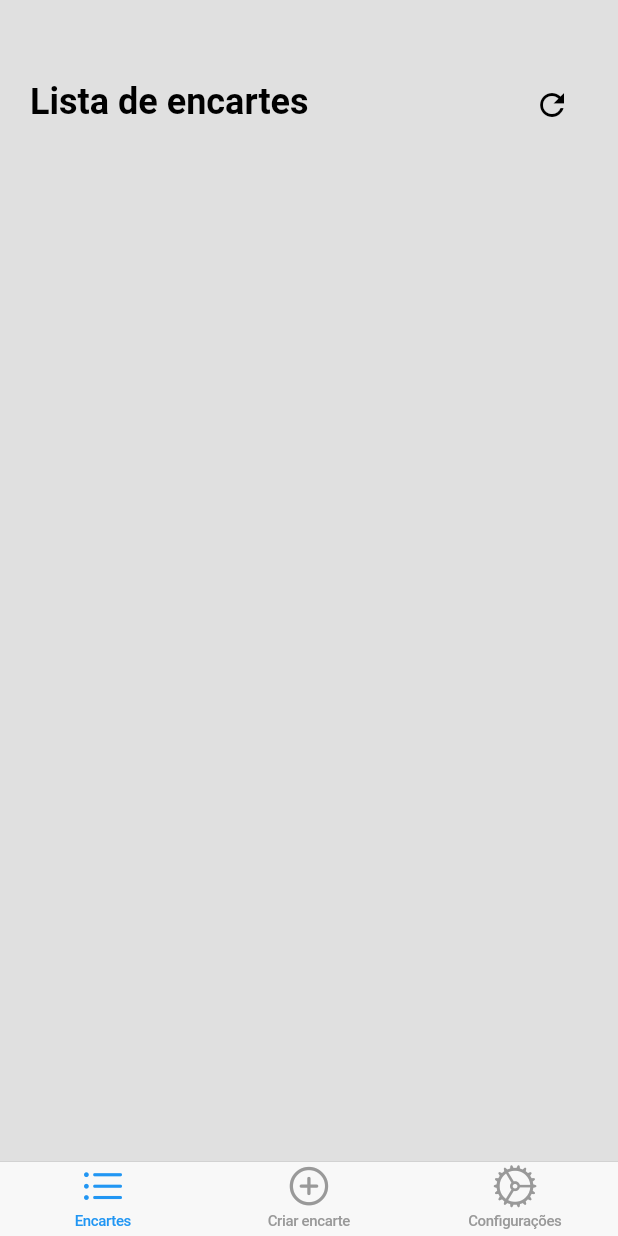
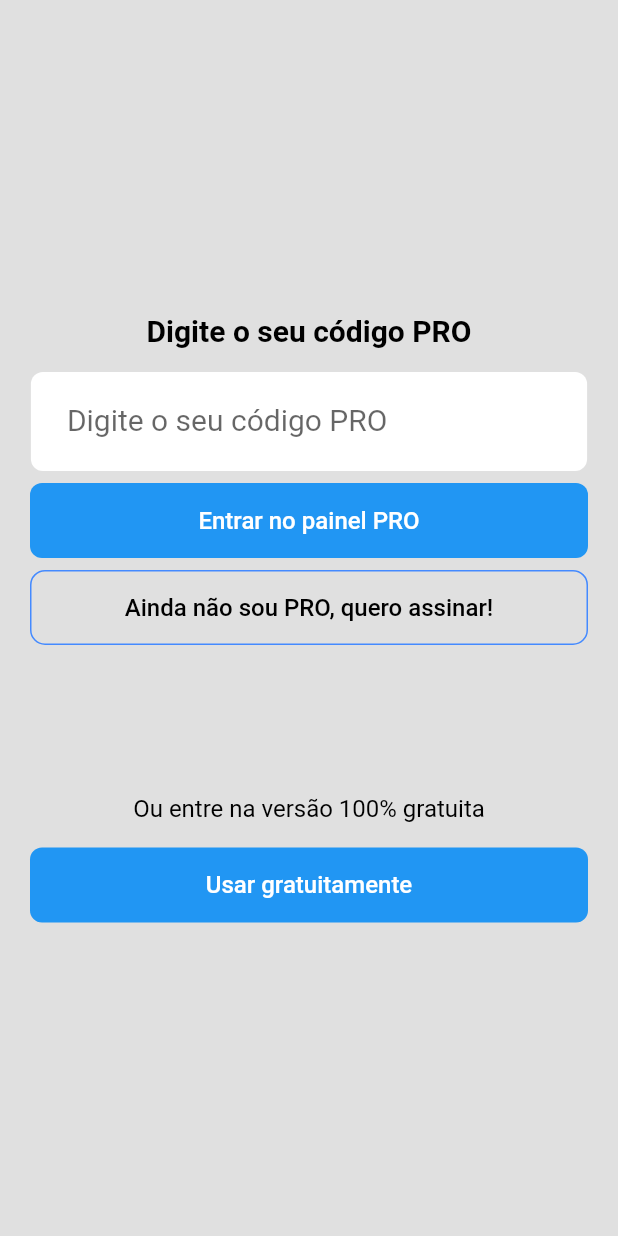
Before and after one commit to MarceloDiefenbach/encarte_facil, a Flutter app: the screen it shows after launch, on a phone screen of 412 x 824 dp. Run offline on Flutter 3.47's test engine with Material 2 defaults, Android fonts, the phone set to English and light mode, and no system bars; our stand-ins replace firebase_analytics, firebase_core, flutter_mobx, image_gallery_saver, mobx, numberpicker and 1 more; missing offline and left inert: flutter_email_sender; accounts and stored records are empty.

Commit message:
continuei implementação do fluxo prmeium

```diff
--- a/lib/Premium flow/Detalhes Premium.dart
+++ b/lib/Premium flow/Detalhes Premium.dart
@@ -22,7 +22,7 @@ class _DetalhesPremium extends State<DetalhesPremium> {
 
     return Scaffold(
       body: Container(
-        padding: EdgeInsets.fromLTRB(40, 0, 40, 0),
+        padding: EdgeInsets.fromLTRB(20, 0, 20, 0),
         alignment: Alignment.centerLeft,
         color: Colors.grey[300],
         child: SingleChildScrollView(
@@ -30,7 +30,7 @@ class _DetalhesPremium extends State<DetalhesPremium> {
             crossAxisAlignment: CrossAxisAlignment.start,
             children: <Widget>[
               Padding(padding: EdgeInsets.all(50)),
-              Text("Seja PRO e tenha acesso a benefícios exclusivos",
+              Text("Seja PRO e tenha \nacesso a benefícios \nexclusivos!",
                   textAlign: TextAlign.start,
                   style: TextStyle(
                       fontWeight: FontWeight.bold,
@@ -56,7 +56,7 @@ class _DetalhesPremium extends State<DetalhesPremium> {
                           fontSize: 16)),
                 ],
               ),
-              Padding(padding: EdgeInsets.fromLTRB(0, 24, 0, 0)),
+              Padding(padding: EdgeInsets.fromLTRB(0, 16, 0, 0)),
               Row(
                 children: [
                   Container(
@@ -76,7 +76,47 @@ class _DetalhesPremium extends State<DetalhesPremium> {
                           fontSize: 16)),
                 ],
               ),
-              Padding(padding: EdgeInsets.fromLTRB(0, 24, 0, 0)),
+              Padding(padding: EdgeInsets.fromLTRB(0, 16, 0, 0)),
+              Row(
+                children: [
+                  Container(
+                    width: 8,
+                    height: 8,
+                    decoration: BoxDecoration(
+                        color: Colors.blueAccent,
+                        borderRadius: BorderRadius.circular(50)
+                    ),
+                  ),
+                  Padding(padding: EdgeInsets.fromLTRB(0, 0, 8, 0)),
+                  Text("Encartes ilimitados",
+                      textAlign: TextAlign.start,
+                      style: TextStyle(
+                          fontWeight: FontWeight.normal,
+                          color: Colors.black,
+                          fontSize: 16)),
+                ],
+              ),
+              Padding(padding: EdgeInsets.fromLTRB(0, 16, 0, 0)),
+              Row(
+                children: [
+                  Container(
+                    width: 8,
+                    height: 8,
+                    decoration: BoxDecoration(
+                        color: Colors.blueAccent,
+                        borderRadius: BorderRadius.circular(50)
+                    ),
+                  ),
+                  Padding(padding: EdgeInsets.fromLTRB(0, 0, 8, 0)),
+                  Text("Remova os anúncios",
+                      textAlign: TextAlign.start,
+                      style: TextStyle(
+                          fontWeight: FontWeight.normal,
+                          color: Colors.black,
+                          fontSize: 16)),
+                ],
+              ),
+              Padding(padding: EdgeInsets.fromLTRB(0, 16, 0, 0)),
               Row(
                 children: [
                   Container(
@@ -96,26 +136,6 @@ class _DetalhesPremium extends State<DetalhesPremium> {
                           fontSize: 16)),
                 ],
               ),
-              Padding(padding: EdgeInsets.fromLTRB(0, 24, 0, 0)),
-              Row(
-                children: [
-                  Container(
-                    width: 8,
-                    height: 8,
-                    decoration: BoxDecoration(
-                        color: Colors.blueAccent,
-                        borderRadius: BorderRadius.circular(50)
-                    ),
-                  ),
-                  Padding(padding: EdgeInsets.fromLTRB(0, 0, 8, 0)),
-                  Text("Encartes ilimitados",
-                      textAlign: TextAlign.start,
-                      style: TextStyle(
-                          fontWeight: FontWeight.normal,
-                          color: Colors.black,
-                          fontSize: 16)),
-                ],
-              ),
               Padding(padding: EdgeInsets.fromLTRB(0, 40, 0, 0)),
               Text("Tudo isso por apenas",
                   textAlign: TextAlign.start,
@@ -123,30 +143,19 @@ class _DetalhesPremium extends State<DetalhesPremium> {
                       fontWeight: FontWeight.normal,
                       color: Colors.black,
                       fontSize: 16)),
-              Row(
-                children: [
-                  Text("R\$",
-                      textAlign: TextAlign.start,
-                      style: TextStyle(
-                          fontWeight: FontWeight.normal,
-                          color: Colors.black,
-                          fontSize: 16)),
-                  Padding(padding: EdgeInsets.fromLTRB(0, 0, 8, 0)),
-                  Text("20",
+              Padding(padding: EdgeInsets.fromLTRB(0, 8, 0, 0)),
+              Text("R\$ 20,00",
                   textAlign: TextAlign.start,
                   style: TextStyle(
                       fontWeight: FontWeight.bold,
                       color: Colors.black,
                       fontSize: 40)),
-                  Padding(padding: EdgeInsets.fromLTRB(0, 0, 8, 0)),
               Text("por mês",
                   textAlign: TextAlign.start,
                   style: TextStyle(
                       fontWeight: FontWeight.normal,
                       color: Colors.black,
                       fontSize: 16)),
-                ],
-              ),
               Padding(padding: EdgeInsets.fromLTRB(0, 40, 0, 0)),
               Container(
                 // height: 0,
--- /dev/null
+++ b/lib/Premium flow/Login.dart
@@ -0,0 +1,161 @@
+import 'package:encarte_facil_2/Components/Button.dart';
+import 'package:encarte_facil_2/Nova%20Home/Home.dart';
+import 'package:encarte_facil_2/Premium%20flow/Detalhes%20Premium.dart';
+import 'package:flutter/material.dart';
+import 'package:flutter/cupertino.dart';
+import 'package:flutter_email_sender/flutter_email_sender.dart';
+import 'package:url_launcher/url_launcher.dart';
+
+class Login extends StatefulWidget {
+  const Login({key}) : super(key: key);
+
+  @override
+  _Login createState() => _Login();
+}
+
+class _Login extends State<Login> {
+
+  TextEditingController _textControllerCodigoPro;
+
+  @override
+  void initState() {
+    // TODO: implement initState
+    super.initState();
+
+    _textControllerCodigoPro = TextEditingController(text: "");
+  }
+
+  @override
+  Widget build(BuildContext context) {
+    double width = MediaQuery.of(context).size.width;
+    double height = MediaQuery.of(context).size.height;
+
+    return Scaffold(
+      body: Container(
+        padding: EdgeInsets.fromLTRB(20, 0, 20, 0),
+        alignment: Alignment.center,
+        color: Colors.grey[300],
+        child: SingleChildScrollView(
+          child: Column(
+            crossAxisAlignment: CrossAxisAlignment.center,
+            children: <Widget>[
+              Text("Digite o seu código PRO",
+                style: TextStyle(
+                    fontWeight: FontWeight.w700,
+                    color: Colors.black,
+                    fontSize: 20),
+              ),
+              Padding(
+                padding: EdgeInsets.fromLTRB(0, 16, 0, 8),
+                child: Container(
+                  width: width * 0.9,
+                  height: height*0.08,
+                  decoration: BoxDecoration(
+                    color: Colors.white,
+                    borderRadius: BorderRadius.all(
+                      Radius.circular(8),
+                    ),
+                  ),
+                  padding: EdgeInsets.fromLTRB(24, 8, 24, 8),
+                  child: TextField(
+                    controller: _textControllerCodigoPro,
+                    keyboardType: TextInputType.text,
+                    autofocus: false,
+                    onChanged: (String e) {},
+                    textInputAction: TextInputAction.done,
+                    style: TextStyle(
+                        fontWeight: FontWeight.w400,
+                        color: Colors.black,
+                        fontSize: 20),
+                    decoration: InputDecoration(
+                      border: InputBorder.none,
+                      hintText: 'Digite o seu código PRO',
+                    ),
+                  ),
+                ),
+              ),
+              Container(
+                height: 50,
+                width: width,
+                decoration: BoxDecoration(
+                  borderRadius: BorderRadius.circular(8),
+                  color: Colors.blue,
+                ),
+                child: Column(
+                  mainAxisAlignment: MainAxisAlignment.center,
+                  children: [
+                    Text('Entrar no painel PRO',
+                        style: TextStyle(
+                            color: Colors.white,
+                            fontSize: 16,
+                            fontWeight: FontWeight.w500
+                        )),
+                  ],
+                ),
+              ),
+              Padding(padding: EdgeInsets.all(4)),
+              GestureDetector(
+                onTap: (){
+                  Navigator.push(
+                    context,
+                    PageRouteBuilder(
+                      pageBuilder: (context, animation1, animation2) => DetalhesPremium(),
+                      transitionDuration: Duration.zero,
+                      reverseTransitionDuration: Duration.zero,
+                    ),
+                  );
+                },
+                child: Container(
+                  height: 50,
+                  width: width,
+                  decoration: BoxDecoration(
+                    borderRadius: BorderRadius.circular(10),
+                    border: Border.all(color: Colors.blueAccent),
+                  ),
+                  child: Column(
+                    mainAxisAlignment: MainAxisAlignment.center,
+                    children: [
+                      Text('Ainda não sou PRO, quero assinar!',
+                          style: TextStyle(
+                              color: Colors.black,
+                              fontSize: 16,
+                              fontWeight: FontWeight.w500
+                          )),
+                    ],
+                  ),
+                ),
+              ),
+              Padding(padding: EdgeInsets.all(50)),
+              Text("Ou entre na versão 100% gratuita",
+                style: TextStyle(
+                    fontWeight: FontWeight.w400,
+                    color: Colors.black,
+                    fontSize: 16),
+              ),
+              Padding(padding: EdgeInsets.all(8)),
+              Container(
+                height: 50,
+                width: width,
+                decoration: BoxDecoration(
+                  borderRadius: BorderRadius.circular(8),
+                  color: Colors.blue,
+                ),
+                child: Column(
+                  mainAxisAlignment: MainAxisAlignment.center,
+                  children: [
+                    Text('Usar gratuitamente',
+                        style: TextStyle(
+                            color: Colors.white,
+                            fontSize: 16,
+                            fontWeight: FontWeight.w500
+                        )),
+                  ],
+                ),
+              ),
+            ],
+          ),
+        ),
+      ),
+    );
+  }
+}
--- a/lib/main.dart
+++ b/lib/main.dart
@@ -1,4 +1,5 @@
 import 'package:encarte_facil_2/Nova%20Home/Home.dart';
+import 'package:encarte_facil_2/Premium%20flow/Login.dart';
 import 'package:flutter/material.dart';
 import 'package:firebase_analytics/firebase_analytics.dart';
 import 'package:firebase_core/firebase_core.dart';
@@ -21,7 +22,7 @@ void main() async{
             // When navigating to the "/second" route, build the SecondScreen widget.
             // '/second': (context) => const SecondScreen(),
           },
-          home: HomeWidget(),
+          home: Login(),
           debugShowCheckedModeBanner: false,
         ),
       )
```
Also changed, not shown: 2 other files. Lines whose indentation alone changed are shown as unchanged.
